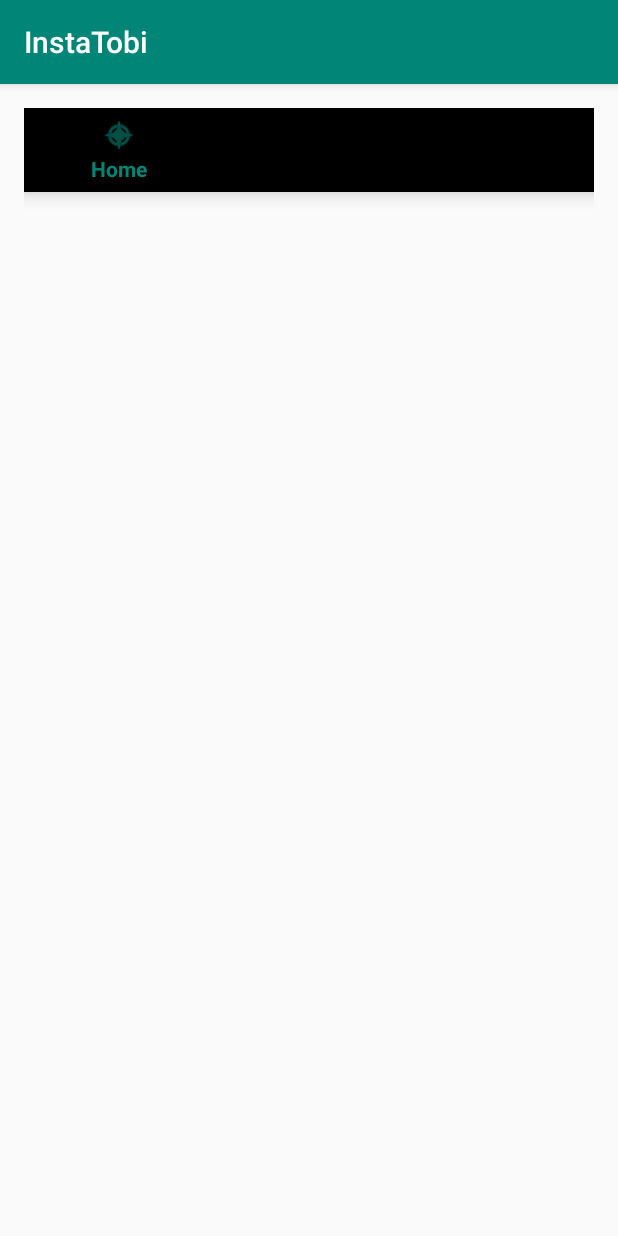
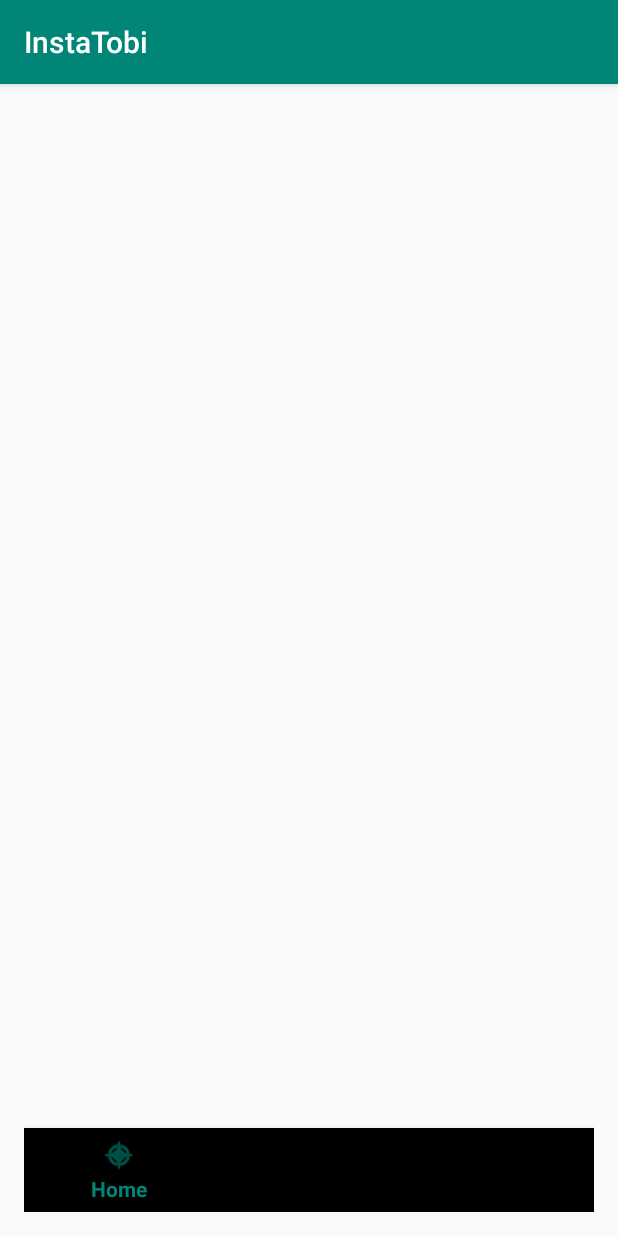
Before and after one commit to adejumool/InstaClone, an Android app: the MainActivity screen opened directly, with no data from a screen before it, on a phone screen of 412 x 824 dp. Run offline under Robolectric (Android 15) with nearby library versions, the phone set to English and light mode, and no system bars; libraries missing offline, so code that uses them is left out: com.parse; pictures from the network do not load; 5 statements that could not run were skipped.

Commit message:
basic completed app

```diff
--- a/app/build.gradle
+++ b/app/build.gradle
@@ -31,6 +31,10 @@ dependencies {
     implementation 'com.github.parse-community.Parse-SDK-Android:parse:1.20.0'
     implementation 'com.squareup.okhttp3:logging-interceptor:3.8.1'
     // for logging API calls to LogCat
+
     implementation "androidx.appcompat:appcompat:${appCompatVersion}"
     implementation "com.google.android.material:material:${designSupportVersion}"
+    implementation 'com.github.bumptech.glide:glide:4.8.0'
+    // Glide v4 uses this new annotation processor -- see https://bumptech.github.io/glide/doc/generatedapi.html
+    annotationProcessor 'com.github.bumptech.glide:compiler:4.8.0'
 }
--- /dev/null
+++ b/app/src/main/java/com/example/instatobi/Fragments/PostFragment.java
@@ -0,0 +1,86 @@
+package com.example.instatobi.Fragments;
+
+
+import android.content.Intent;
+import android.os.Bundle;
+
+import androidx.annotation.NonNull;
+import androidx.annotation.Nullable;
+import androidx.fragment.app.Fragment;
+import androidx.recyclerview.widget.LinearLayoutManager;
+import androidx.recyclerview.widget.RecyclerView;
+
+import android.util.Log;
+import android.view.LayoutInflater;
+import android.view.View;
+import android.view.ViewGroup;
+
+import com.example.instatobi.LoginActivity;
+import com.example.instatobi.Post;
+import com.example.instatobi.PostsAdapter;
+import com.example.instatobi.R;
+import com.parse.FindCallback;
+import com.parse.LogOutCallback;
+import com.parse.ParseException;
+import com.parse.ParseQuery;
+
+import java.util.ArrayList;
+import java.util.List;
+
+/**
+ * A simple {@link Fragment} subclass.
+ */
+public class PostFragment extends Fragment {
+
+    public static final String TAG = "PostFragment";
+    private RecyclerView rvPosts;
+    protected PostsAdapter adapter;
+    protected List<Post> allPosts;
+
+    public PostFragment() {
+        // Required empty public constructor
+    }
+
+
+    @Override
+    public View onCreateView(LayoutInflater inflater, ViewGroup container,
+                             Bundle savedInstanceState) {
+        // Inflate the layout for this fragment
+        return inflater.inflate(R.layout.fragment_post, container, false);
+    }
+
+    @Override
+    public void onViewCreated(@NonNull View view, @Nullable Bundle savedInstanceState) {
+        super.onViewCreated(view, savedInstanceState);
+        rvPosts = view.findViewById(R.id.rvPosts);
+
+        allPosts = new ArrayList<>();
+        adapter = new PostsAdapter(getContext(), allPosts);
+
+        rvPosts.setAdapter(adapter);
+        rvPosts.setLayoutManager(new LinearLayoutManager(getContext()));
+
+        queryPosts();
+    }
+
+    protected void queryPosts() {
+        ParseQuery<Post> query = ParseQuery.getQuery(Post.class);
+        query.include(Post.KEY_USER);
+        query.setLimit(20);
+        query.addDescendingOrder(Post.KEY_CREATED_KEY);
+        query.findInBackground(new FindCallback<Post>() {
+            @Override
+            public void done(List<Post> posts, ParseException e) {
+                if (e != null) {
+                    Log.e(TAG, "Issue with getting posts");
+                    return;
+                }
+                for (Post post: posts) {
+                    Log.i(TAG, "Post: "+ post.getDescription() + " username " + post.getUser());
+                }
+                allPosts.addAll(posts);
+                adapter.notifyDataSetChanged();
+            }
+        });
+    }
+}
--- a/app/src/main/java/com/example/instatobi/MainActivity.java
+++ b/app/src/main/java/com/example/instatobi/MainActivity.java
@@ -1,44 +1,26 @@
 package com.example.instatobi;
 
 import androidx.annotation.NonNull;
-import androidx.annotation.Nullable;
 import androidx.appcompat.app.AppCompatActivity;
-import androidx.core.content.FileProvider;
 import androidx.fragment.app.Fragment;
+import androidx.fragment.app.FragmentManager;
 
 import android.content.Intent;
-import android.graphics.Bitmap;
-import android.graphics.BitmapFactory;
-import android.net.Uri;
 import android.os.Bundle;
-import android.os.Environment;
-import android.provider.MediaStore;
-import android.util.Log;
 import android.view.MenuItem;
-import android.view.View;
-import android.widget.Button;
-import android.widget.EditText;
-import android.widget.ImageView;
 import android.widget.Toast;
 
-import com.google.android.material.bottomnavigation.BottomNavigationItemView;
+import com.example.instatobi.Fragments.ComposeFragment;
+import com.example.instatobi.Fragments.PostFragment;
+import com.example.instatobi.Fragments.ProfileFragment;
 import com.google.android.material.bottomnavigation.BottomNavigationView;
-import com.parse.FindCallback;
-import com.parse.Parse;
-import com.parse.ParseException;
-import com.parse.ParseFile;
-import com.parse.ParseQuery;
-import com.parse.ParseUser;
-import com.parse.SaveCallback;
-
-import java.io.File;
-import java.util.List;
 
 public class MainActivity extends AppCompatActivity {
 
     public static final String TAG = "MainActivity";
 
-    private BottomNavigationView bottomNavigationItemView;
+    final FragmentManager fragmentManager = getSupportFragmentManager();
+    private BottomNavigationView bottomNavigationView;
 
     @Override
     protected void onCreate(Bundle savedInstanceState) {
@@ -46,31 +28,28 @@ public class MainActivity extends AppCompatActivity {
         setContentView(R.layout.activity_main);
 
 
-        bottomNavigationItemView = findViewById(R.id.bottom_navigation);
-
-        bottomNavigationItemView.setOnNavigationItemSelectedListener(new BottomNavigationView.OnNavigationItemSelectedListener() {
+        bottomNavigationView = findViewById(R.id.bottom_navigation);
+        bottomNavigationView.setOnNavigationItemSelectedListener(new BottomNavigationView.OnNavigationItemSelectedListener() {
             @Override
             public boolean onNavigationItemSelected(@NonNull MenuItem menuItem) {
                 Fragment fragment;
                 switch (menuItem.getItemId()) {
                     case R.id.action_home:
-                        Toast.makeText(MainActivity.this, "Home", Toast.LENGTH_SHORT).show();
+                        // TODO: update fragment
+                        fragment = new PostFragment();
                         break;
                     case R.id.action_compose:
-                        Toast.makeText(MainActivity.this, "compose", Toast.LENGTH_SHORT).show();
+                        fragment = new ComposeFragment();
                         break;
                     case R.id.action_profile:
                     default:
-                        Toast.makeText(MainActivity.this, "profile", Toast.LENGTH_SHORT).show();
+                        fragment = new ProfileFragment();
                         break;
                 }
+                fragmentManager.beginTransaction().replace(R.id.flContainer, fragment).commit();
                 return true;
             }
         });
-    }
-    private void goLoginActivity() {
-        Intent i = new Intent(this, LoginActivity.class);
-        startActivity(i);
-        finish();
+        bottomNavigationView.setSelectedItemId(R.id.action_home);
     }
 }
--- a/app/src/main/java/com/example/instatobi/Post.java
+++ b/app/src/main/java/com/example/instatobi/Post.java
@@ -11,6 +11,7 @@ public class Post extends ParseObject {
     public static final String KEY_DESCRIPTION = "description";
     public static final String KEY_IMAGE = "image";
     public static final String KEY_USER = "user";
+    public static final String KEY_CREATED_KEY = "createdAt";
 
     public String getDescription() {
         return getString(KEY_DESCRIPTION);
@@ -19,7 +20,6 @@ public class Post extends ParseObject {
     public void setDescription(String description) {
         put (KEY_DESCRIPTION, description);
     }
-
 
     public ParseFile getImage() {
         return getParseFile(KEY_IMAGE);
--- /dev/null
+++ b/app/src/main/java/com/example/instatobi/PostsAdapter.java
@@ -0,0 +1,74 @@
+package com.example.instatobi;
+
+import android.content.Context;
+import android.view.LayoutInflater;
+import android.view.View;
+import android.view.ViewGroup;
+import android.widget.ImageView;
+import android.widget.TextView;
+
+import androidx.annotation.NonNull;
+import androidx.recyclerview.widget.RecyclerView;
+
+import com.bumptech.glide.Glide;
+import com.parse.ParseFile;
+
+import org.w3c.dom.Text;
+
+import java.util.List;
+
+public class PostsAdapter extends RecyclerView.Adapter<PostsAdapter.ViewHolder> {
+
+
+    private Context context;
+    private List<Post> posts;
+
+    public PostsAdapter(Context context, List<Post> posts){
+        this.context = context;
+        this.posts = posts;
+    }
+    @NonNull
+    @Override
+    public ViewHolder onCreateViewHolder(@NonNull ViewGroup parent, int viewType) {
+        View view = LayoutInflater.from(context).inflate(R.layout.item_post, parent, false);
+        return new ViewHolder(view);
+    }
+
+    @Override
+    public void onBindViewHolder(@NonNull ViewHolder holder, int position) {
+        Post post = posts.get(position);
+        holder.bind(post);
+    }
+
+    @Override
+    public int getItemCount() {
+        return posts.size();
+    }
+
+    class ViewHolder extends RecyclerView.ViewHolder{
+
+        private TextView tvUsername;
+        private ImageView ivImage;
+        private TextView tvDescription;
+
+        public ViewHolder(@NonNull View itemView) {
+            super(itemView);
+            tvUsername= itemView.findViewById(R.id.tvUsername);
+            ivImage = itemView.findViewById(R.id.ivImage);
+            tvDescription= itemView.findViewById(R.id.tvDescription);
+        }
+
+        public void bind(Post post) {
+
+            tvDescription.setText(post.getDescription());
+
+            tvUsername.setText(post.getUser().getUsername());
+            ParseFile image = post.getImage();
+
+            if(image != null){
+                Glide.with(context).load(image.getUrl()).into(ivImage);
+            }
+
+        }
+    }
+}
--- a/app/src/main/res/layout/activity_main.xml
+++ b/app/src/main/res/layout/activity_main.xml
@@ -1,5 +1,5 @@
 <?xml version="1.0" encoding="utf-8"?>
-<LinearLayout xmlns:android="http://schemas.android.com/apk/res/android"
+<RelativeLayout xmlns:android="http://schemas.android.com/apk/res/android"
     xmlns:app="http://schemas.android.com/apk/res-auto"
     xmlns:tools="http://schemas.android.com/tools"
     android:orientation="vertical"
@@ -7,6 +7,12 @@
     android:layout_width="match_parent"
     android:layout_height="match_parent"
     tools:context=".MainActivity">
+
+    <FrameLayout
+        android:id="@+id/flContainer"
+        android:layout_width="match_parent"
+        android:layout_height="match_parent"
+        android:layout_above="@+id/bottom_navigation"/>
 
 
 
@@ -17,4 +23,4 @@
         android:layout_alignParentBottom="true"
         app:menu="@menu/menu_bottom_navigation" />
 
-</LinearLayout>
+</RelativeLayout>
--- /dev/null
+++ b/app/src/main/res/layout/fragment_post.xml
@@ -0,0 +1,16 @@
+<?xml version="1.0" encoding="utf-8"?>
+<FrameLayout xmlns:android="http://schemas.android.com/apk/res/android"
+    xmlns:tools="http://schemas.android.com/tools"
+    android:layout_width="match_parent"
+    android:layout_height="match_parent"
+    tools:context=".Fragments.PostFragment">
+
+    <!-- TODO: Update blank fragment layout -->
+
+    <androidx.recyclerview.widget.RecyclerView
+        android:id="@+id/rvPosts"
+        android:layout_width="match_parent"
+        android:layout_height="match_parent"
+        android:padding="8dp" />
+
+</FrameLayout>
```
Also changed, not shown: app/src/main/java/com/example/instatobi/Fragments/ComposeFragment.java (+6 -18 lines), app/src/main/java/com/example/instatobi/Fragments/ProfileFragment.java (added, +37 -0 lines), app/src/main/res/layout/item_post.xml (added, +32 -0 lines).
